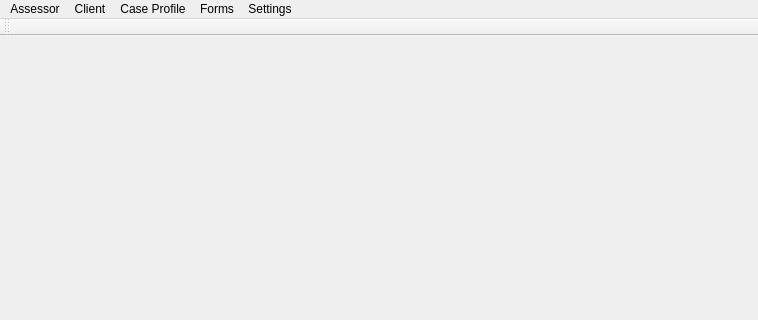
Before: the Qt Designer form SLT_Application/SLT_Application/SLT_Application.ui in amaralBruno27866/SLT_Solution, drawn with Qt 5; both pictures show x 0 to 758 and y 0 to 320 of the 758 by 519 pixel window.
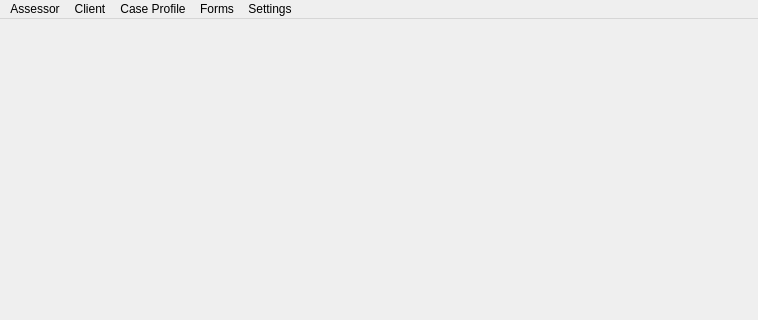
After: the same form once the commit is applied.

```diff
--- a/SLT_Application/SLT_Application/SLT_Application.ui
+++ b/SLT_Application/SLT_Application/SLT_Application.ui
@@ -112,19 +112,6 @@
    <addaction name="menuForms"/>
    <addaction name="menuSettings"/>
   </widget>
-  <widget class="QToolBar" name="mainToolBar">
-   <property name="font">
-    <font>
-     <pointsize>9</pointsize>
-    </font>
-   </property>
-   <attribute name="toolBarArea">
-    <enum>TopToolBarArea</enum>
-   </attribute>
-   <attribute name="toolBarBreak">
-    <bool>false</bool>
-   </attribute>
-  </widget>
   <widget class="QStatusBar" name="statusBar">
    <property name="font">
     <font>
```
